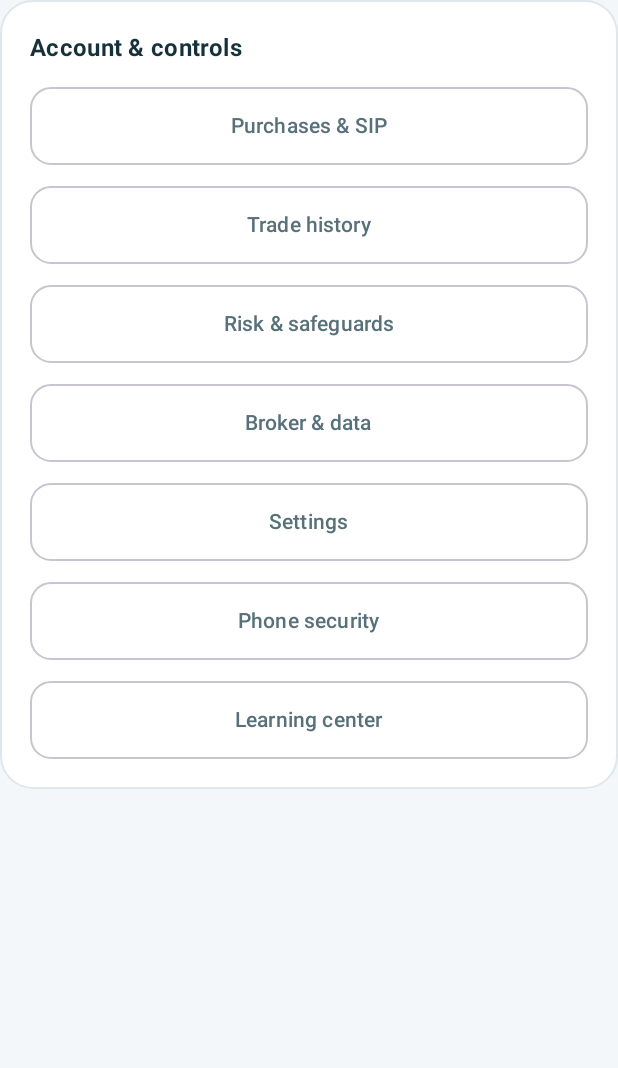
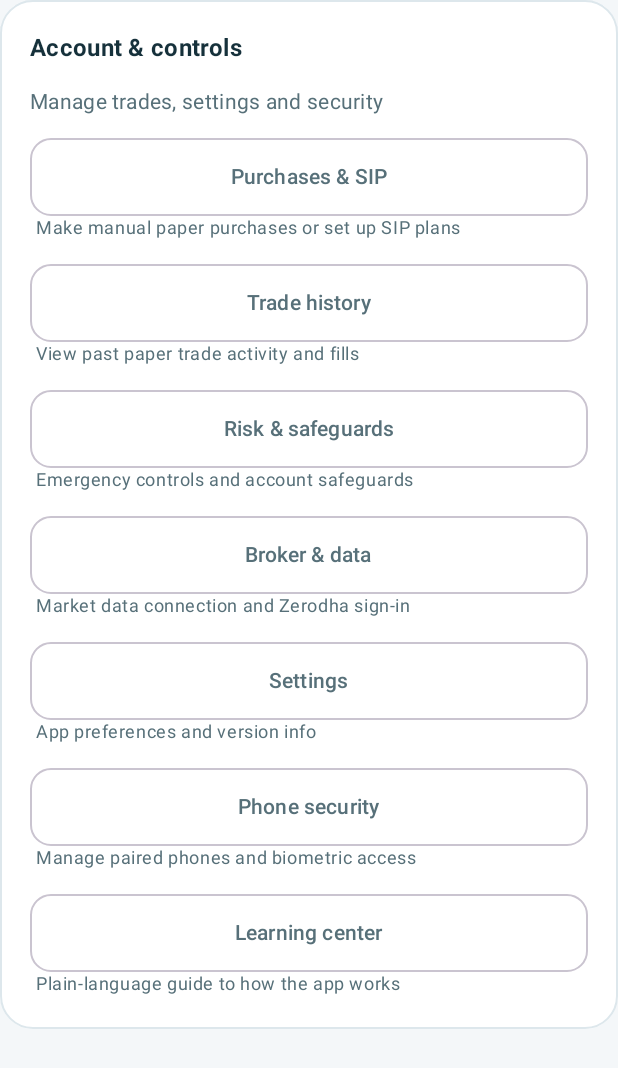
Before and after one commit to shanmukhan/agentic-trader, an Android app built with Jetpack Compose: the composable MoreScreen shown on its own in the app's theme, on a phone screen of 412 x 824 dp. Shown: the top 1068 px of the screen. Run offline under Robolectric (Android 15) with nearby library versions, the phone set to English and light mode, and no system bars.

Commit message:
feat(android): mobile UX improvements phases 1-3 (v1.1.2)

```diff
--- a/android/app/build.gradle.kts
+++ b/android/app/build.gradle.kts
@@ -11,8 +11,8 @@ android {
         applicationId = "com.shanmukhan.agentictrader"
         minSdk = 30
         targetSdk = 37
-        versionCode = 12
-        versionName = "1.1.1"
+        versionCode = 13
+        versionName = "1.1.2"
         testInstrumentationRunner = "androidx.test.runner.AndroidJUnitRunner"
     }
     flavorDimensions += "environment"
--- a/android/app/src/main/java/com/shanmukhan/agentictrader/Screens.kt
+++ b/android/app/src/main/java/com/shanmukhan/agentictrader/Screens.kt
@@ -40,7 +40,7 @@ import java.time.Instant
 @Composable private fun HomeScreen(state: AppState, model: TraderViewModel) {
     val desk = model.data("desk"); val account = desk.obj("account")
     DailyJourneyCard(state, model)
-    Section("Your paper account", if (desk.text("horizon") == "long_term") "Long-term · virtual INR" else "Intraday · virtual INR") {
+    Section("Your virtual account", if (desk.text("horizon") == "long_term") "Long-term · simulated INR" else "Intraday · simulated INR") {
         Metric("Portfolio value", decimalMoney(account.text("equity")))
         HorizontalDivider(color = Line)
         Row(Modifier.fillMaxWidth(), horizontalArrangement = Arrangement.spacedBy(18.dp)) {
@@ -184,13 +184,21 @@ import java.time.Instant
     var elapsed by remember { mutableLongStateOf(SystemClock.elapsedRealtime()) }
     LaunchedEffect(Unit) { while (true) { delay(1000); elapsed = SystemClock.elapsedRealtime() } }
     val guidance = tradeGuidance(desk)
-    Section("Your trading mode", "Current: ${friendly(desk.text("mode"))}. Feed connection alone cannot authorize trading.") {
+    Section("Your trading mode", "Current: ${friendly(desk.text("mode"))}") {
         Text(guidance.text("title"), fontWeight = FontWeight.SemiBold, color = Teal)
         val nextEntry = guidance.text("next_entry_at", "")
         if (nextEntry.isNotBlank()) Text("Next reviewed entry start: ${istTime(nextEntry)}")
         Text(guidance.text("summary"), style = MaterialTheme.typography.bodyMedium)
-        listOf("manual" to "Manual · no new strategy orders", "approval" to "Approval · review every proposal", "automatic" to "Automatic · eligible paper orders").forEach { (mode, label) ->
-            Action(label, model.canAct() && desk.text("mode") != mode, secondary = mode != "manual") { model.chooseMode(mode) }
+        listOf(
+            Triple("manual", "Paused (Manual)", "No new strategy orders. Use this to safely review or change settings."),
+            Triple("approval", "Review each trade (Approval)", "The app asks you to approve every trade proposal before it goes through. ★ Recommended for beginners."),
+            Triple("automatic", "Auto-trade (Automatic)", "Eligible paper trades run without asking each time. Use only when you understand the strategy.")
+        ).forEach { (mode, label, description) ->
+            Column {
+                Action(label, model.canAct() && desk.text("mode") != mode, secondary = mode != "manual") { model.chooseMode(mode) }
+                if (desk.text("mode") != mode) Text(description, style = MaterialTheme.typography.bodySmall,
+                    color = MaterialTheme.colorScheme.onSurfaceVariant, modifier = androidx.compose.ui.Modifier.padding(start = 4.dp, bottom = 4.dp))
+            }
         }
         Text(desk.text("mode_reason", ""), style = MaterialTheme.typography.bodyMedium)
     }
@@ -208,9 +216,11 @@ import java.time.Instant
         DetailCard("Per-stock signal / waiting reasons", analysis)
     }
     val decisions = desk.rows("decisions")
-    if (decisions.isEmpty()) Section("") { EmptyState("No strategy proposals yet", "The strategy waits for eligible signals, fresh prices, reviewed sessions and independent risk approval.") }
+    if (decisions.isEmpty()) Section("") { EmptyState("No trade proposals yet", "The strategy will suggest trades when conditions are ready. Complete today's setup steps on the Home screen first.") }
     decisions.forEach { decision ->
-        Section("${decision.text("side")} · ${decision.text("symbol")}", friendly(decision.text("state"))) {
+        val dSide = when (decision.text("side")) { "BUY" -> "Buy proposal"; "SELL" -> "Sell proposal"; else -> friendly(decision.text("side")) }
+        val dSymbol = decision.text("symbol").removePrefix("NSE:")
+        Section("$dSide: $dSymbol", friendly(decision.text("state"))) {
             DetailTree(JSONObject(decision.toString()).apply { remove("context"); remove("review") })
             if (decision.text("state") == "awaiting_approval") {
                 val remaining = runCatching { Duration.between(parseInstant(desk.text("observed_at")), parseInstant(decision.text("expires_at"))).seconds - (elapsed - state.receivedAtElapsed) / 1000 }.getOrDefault(0)
@@ -246,10 +256,41 @@ import java.time.Instant
 }
 
 @Composable private fun MoreScreen(state: AppState, model: TraderViewModel) {
-    Section("Plan & research") {
-        listOf(Page.DISCOVER, Page.WATCHLIST, Page.STRATEGY, Page.ANALYSIS, Page.POLICY, Page.BACKTEST).forEach { page -> Action(page.title, !state.busy, secondary = true) { model.navigate(page) } }
+    Section("Plan & research", "Find stocks, review strategy, analyse prices") {
+        val researchItems = listOf(
+            Page.DISCOVER to "Browse screened stocks to research",
+            Page.WATCHLIST to "Manage which stocks can be bought",
+            Page.STRATEGY to "Prepare and review daily strategy data",
+            Page.ANALYSIS to "View price charts and indicators",
+            Page.POLICY to "Design and save long-term investment policies",
+            Page.BACKTEST to "Run isolated historical simulations"
+        )
+        researchItems.forEach { (page, desc) ->
+            Column {
+                Action(page.title, !state.busy, secondary = true) { model.navigate(page) }
+                Text(desc, style = MaterialTheme.typography.bodySmall,
+                    color = MaterialTheme.colorScheme.onSurfaceVariant,
+                    modifier = androidx.compose.ui.Modifier.padding(start = 4.dp, bottom = 2.dp))
+            }
+        }
     }
-    Section("Account & controls") {
-        listOf(Page.PURCHASES, Page.HISTORY, Page.RISK, Page.BROKER, Page.SETTINGS, Page.SECURITY, Page.LEARN).forEach { page -> Action(page.title, !state.busy, secondary = true) { model.navigate(page) } }
+    Section("Account & controls", "Manage trades, settings and security") {
+        val controlItems = listOf(
+            Page.PURCHASES to "Make manual paper purchases or set up SIP plans",
+            Page.HISTORY to "View past paper trade activity and fills",
+            Page.RISK to "Emergency controls and account safeguards",
+            Page.BROKER to "Market data connection and Zerodha sign-in",
+            Page.SETTINGS to "App preferences and version info",
+            Page.SECURITY to "Manage paired phones and biometric access",
+            Page.LEARN to "Plain-language guide to how the app works"
+        )
+        controlItems.forEach { (page, desc) ->
+            Column {
+                Action(page.title, !state.busy, secondary = true) { model.navigate(page) }
+                Text(desc, style = MaterialTheme.typography.bodySmall,
+                    color = MaterialTheme.colorScheme.onSurfaceVariant,
+                    modifier = androidx.compose.ui.Modifier.padding(start = 4.dp, bottom = 2.dp))
+            }
+        }
     }
 }
--- a/android/app/src/main/java/com/shanmukhan/agentictrader/WatchlistScreen.kt
+++ b/android/app/src/main/java/com/shanmukhan/agentictrader/WatchlistScreen.kt
@@ -21,8 +21,8 @@ import org.json.JSONObject
         draft = symbols.distinct().sorted()
         model.dirty(draft != saved)
     }
-    Section("Account safety", "Cash only · no margin borrowing or short selling") {
-        Text("${safety.optInt("entries_today")} / 5 entry slots used today. Accepted entries use a slot even if cancelled; partial fills and retries of the same order do not add slots. Exits remain available.")
+    Section("Account safeguards", "Cash only · no borrowed money, no short selling") {
+        Text("${safety.optInt("entries_today")} / 5 trade opportunities used today. Each accepted buy uses one slot, even if cancelled. Sells are always available.")
         Text("Maximum order cost including buy fees: ${decimalMoney(safety.text("max_order_cost"))} (25% of current equity). Stricter risk limits still apply.")
         Text("Observed equity reference: ${decimalMoney(safety.text("peak_equity"))} · Drawdown: ${safety.text("drawdown_pct")}%")
         if (!safety.optBoolean("valuation_fresh")) Hint("Valuation is stale or incomplete. These amounts cannot authorize a trade.", error = true)
@@ -33,7 +33,7 @@ import org.json.JSONObject
         }
         Text("Unreadable or inconsistent ledger records block execution. External deposits and withdrawals are unsupported. Contributions and SIPs invest existing cash.")
     }
-    Section("Permitted NSE stocks", "Only the saved list may be bought. Holdings outside it remain exit only.") {
+    Section("Your approved stocks", "Only stocks on this list can be bought. Holdings not on the list can still be sold.") {
         Text("Checked ${istTime(value.text("observed_at"))}")
         if (state.formDirty) Hint("Unsaved watchlist edits. Review and save, or discard before leaving.")
         if (draft.isEmpty()) Hint("Empty watchlist: every new purchase is blocked.")
```
Also changed, not shown: android/app/src/main/java/com/shanmukhan/agentictrader/ControlScreens.kt (+6 -6 lines), android/app/src/main/java/com/shanmukhan/agentictrader/DailyJourney.kt (+8 -8 lines), android/app/src/main/java/com/shanmukhan/agentictrader/MainActivity.kt (+33 -8 lines), android/app/src/main/java/com/shanmukhan/agentictrader/PortfolioScreens.kt (+4 -4 lines), 5 other files.
